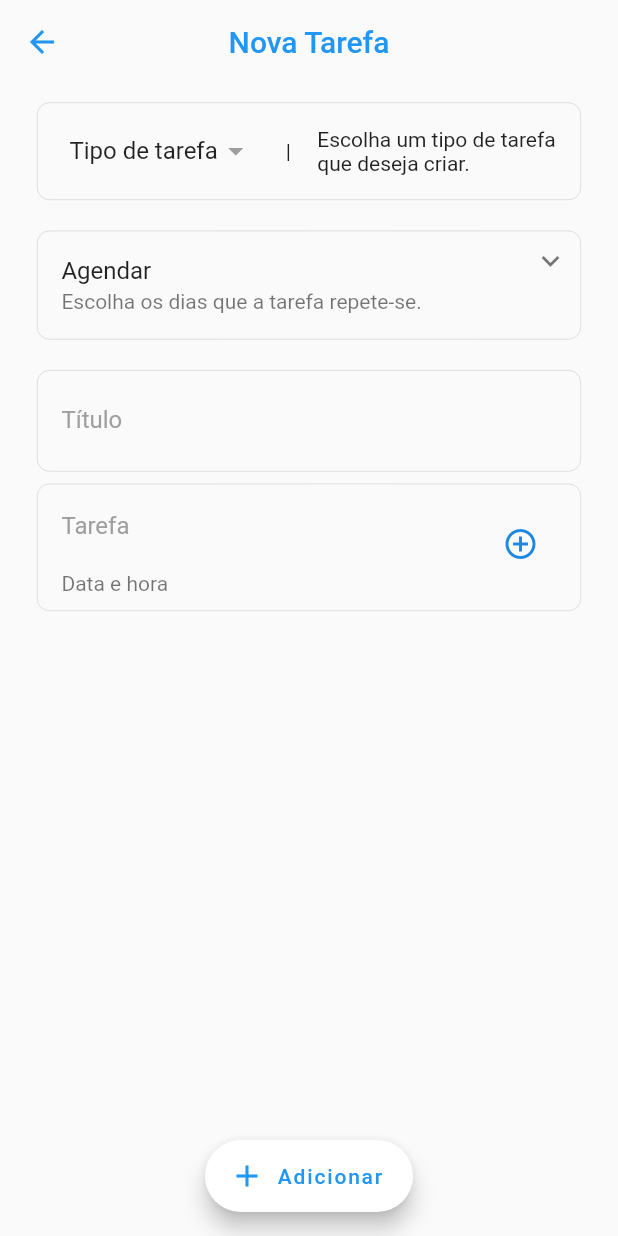
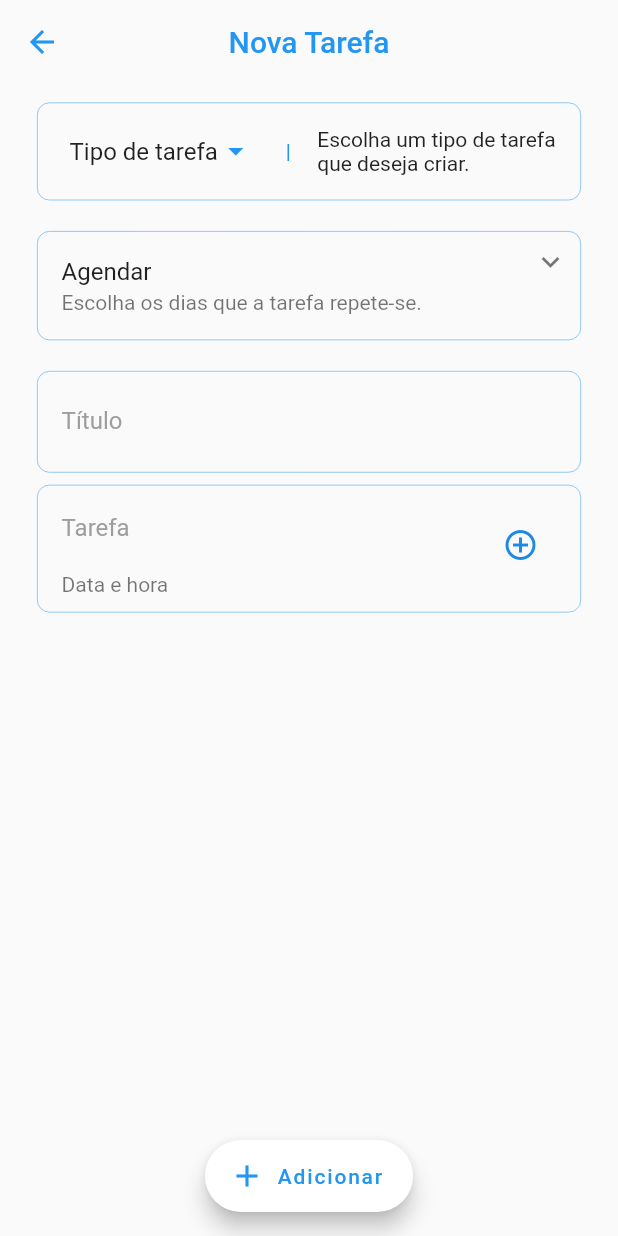
Before and after one commit to tigosante/Personal-flow, a Flutter app: the screen it shows after launch, after a tap on "Nova tarefa", on a phone screen of 412 x 824 dp. Run offline on Flutter 3.47's test engine with Material 2 defaults, Android fonts, the phone set to English and light mode, and no system bars; drawn by our look-alikes of expandable; our stand-ins replace date_format, flushbar, flutter_animation_progress_bar, flutter_local_notifications, flutter_slidable; Roboto replaces fonts that are missing (Orkney-bold, Orkney-medium).

Commit message:
Atualização de cores.

```diff
--- a/lib/app/screens/home/components/card_content_unica.dart
+++ b/lib/app/screens/home/components/card_content_unica.dart
@@ -291,7 +291,7 @@ class _CardContentUnicaState extends State<CardContentUnica> {
                     Container(
                       decoration: BoxDecoration(
                         border: Border.all(
-                            color: Colors.grey, width: size_screen * 0.0005),
+                            color: Colors.blue, width: size_screen * 0.0008),
                         borderRadius: BorderRadius.all(
                             Radius.circular(size_screen * 0.02)),
                       ),
@@ -320,8 +320,8 @@ class _CardContentUnicaState extends State<CardContentUnica> {
                         child: Container(
                           decoration: BoxDecoration(
                             border: Border.all(
-                                color: Colors.grey,
-                                width: size_screen * 0.0005),
+                                color: Colors.blue,
+                                width: size_screen * 0.0008),
                             borderRadius: BorderRadius.all(
                                 Radius.circular(size_screen * 0.02)),
                           ),
--- a/lib/app/screens/new_task/new_task.dart
+++ b/lib/app/screens/new_task/new_task.dart
@@ -147,7 +147,7 @@ class _NewTaskState extends State<NewTask> {
           bottom: size_screen * 0.02,
         ),
         decoration: BoxDecoration(
-          border: Border.all(color: Colors.grey, width: size_screen * 0.0005),
+          border: Border.all(color: Colors.blue, width: size_screen * 0.0008),
           borderRadius: BorderRadius.all(Radius.circular(size_screen * 0.02)),
         ),
         child: Column(
@@ -161,7 +161,7 @@ class _NewTaskState extends State<NewTask> {
                     child: DropdownButton<String>(
                       elevation: 1,
                       value: tipo_tarefa_drop,
-                      iconEnabledColor: Colors.grey,
+                      iconEnabledColor: Colors.blue,
                       iconDisabledColor: Colors.grey,
                       underline: Container(
                         height: 0,
@@ -212,7 +212,7 @@ class _NewTaskState extends State<NewTask> {
                     ),
                   ),
                 ),
-                Text("|  "),
+                Text("|  ", style: TextStyle(color: Colors.blue),),
                 Container(
                   width: size_screen * 0.4,
                   child: Center(
@@ -245,7 +245,7 @@ class _NewTaskState extends State<NewTask> {
             padding: EdgeInsets.all(size_screen * 0.01),
             decoration: BoxDecoration(
               border:
-                  Border.all(color: Colors.grey, width: size_screen * 0.0005),
+                  Border.all(color: Colors.blue, width: size_screen * 0.0008),
               borderRadius:
                   BorderRadius.all(Radius.circular(size_screen * 0.02)),
             ),
@@ -280,7 +280,7 @@ class _NewTaskState extends State<NewTask> {
           child: Container(
             decoration: BoxDecoration(
               border:
-                  Border.all(color: Colors.grey, width: size_screen * 0.0005),
+                  Border.all(color: Colors.blue, width: size_screen * 0.0008),
               borderRadius:
                   BorderRadius.all(Radius.circular(size_screen * 0.02)),
             ),
@@ -325,7 +325,7 @@ class _NewTaskState extends State<NewTask> {
       padding: EdgeInsets.only(bottom: size_screen * 0.02),
       child: Container(
         decoration: BoxDecoration(
-          border: Border.all(color: Colors.grey, width: size_screen * 0.0005),
+          border: Border.all(color: Colors.blue, width: size_screen * 0.0008),
           borderRadius: BorderRadius.all(Radius.circular(size_screen * 0.02)),
         ),
         child: ListTile(
@@ -780,7 +780,7 @@ class _AgendarState extends State<Agendar> {
           top: size_screen * 0.05),
       child: Container(
           decoration: BoxDecoration(
-            border: Border.all(color: Colors.grey, width: size_screen * 0.0005),
+            border: Border.all(color: Colors.blue, width: size_screen * 0.0008),
             borderRadius: BorderRadius.all(Radius.circular(size_screen * 0.02)),
           ),
           child: ExpandablePanel(
@@ -797,7 +797,7 @@ class _AgendarState extends State<Agendar> {
                 Container(
                   decoration: BoxDecoration(
                     border: Border.all(
-                        color: Colors.grey, width: size_screen * 0.0003),
+                        color: Colors.blue, width: size_screen * 0.0008),
                     borderRadius:
                         BorderRadius.all(Radius.circular(size_screen * 0.02)),
                   ),
@@ -949,7 +949,7 @@ class _AgendarDialogState extends State<AgendarDialog> {
 
     return Container(
       decoration: BoxDecoration(
-        border: Border.all(color: Colors.grey, width: size_screen * 0.0005),
+        border: Border.all(color: Colors.grey, width: size_screen * 0.0008),
         borderRadius: BorderRadius.all(Radius.circular(size_screen * 0.02)),
       ),
       child: Card(
```
Also changed, not shown: lib/app/screens/home/components/card_content.dart (+5 -5 lines), lib/app/screens/home/components/card_struct.dart (+6 -6 lines).
